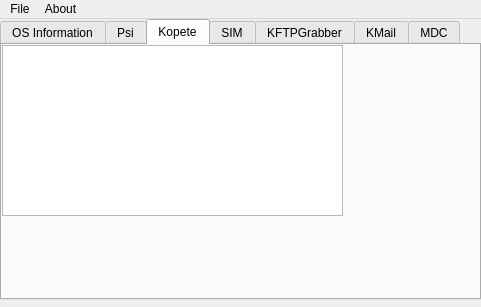
Above: mainwindow.ui from CryptoManiac/pswdrec before the change. Below: the same form after it.
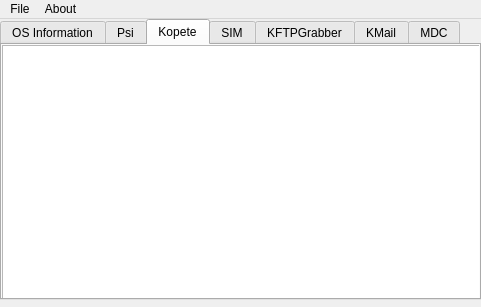
That is the form after the change. The open tabs and pages were chosen to show the change. Icons and pictures are not drawn.

```diff
--- a/mainwindow.ui
+++ b/mainwindow.ui
@@ -94,18 +94,15 @@
      <attribute name="title">
       <string>Kopete</string>
      </attribute>
-     <widget class="QTextEdit" name="textEdit_2">
+     <widget class="QTextBrowser" name="textBrowser_4">
       <property name="geometry">
        <rect>
         <x>0</x>
         <y>0</y>
-        <width>341</width>
-        <height>171</height>
+        <width>481</width>
+        <height>261</height>
        </rect>
       </property>
-      <property name="readOnly">
-       <bool>true</bool>
-      </property>
      </widget>
     </widget>
     <widget class="QWidget" name="tab_4">
```
Left out of the diff: 2 changed lines with no effect on the pictures.
